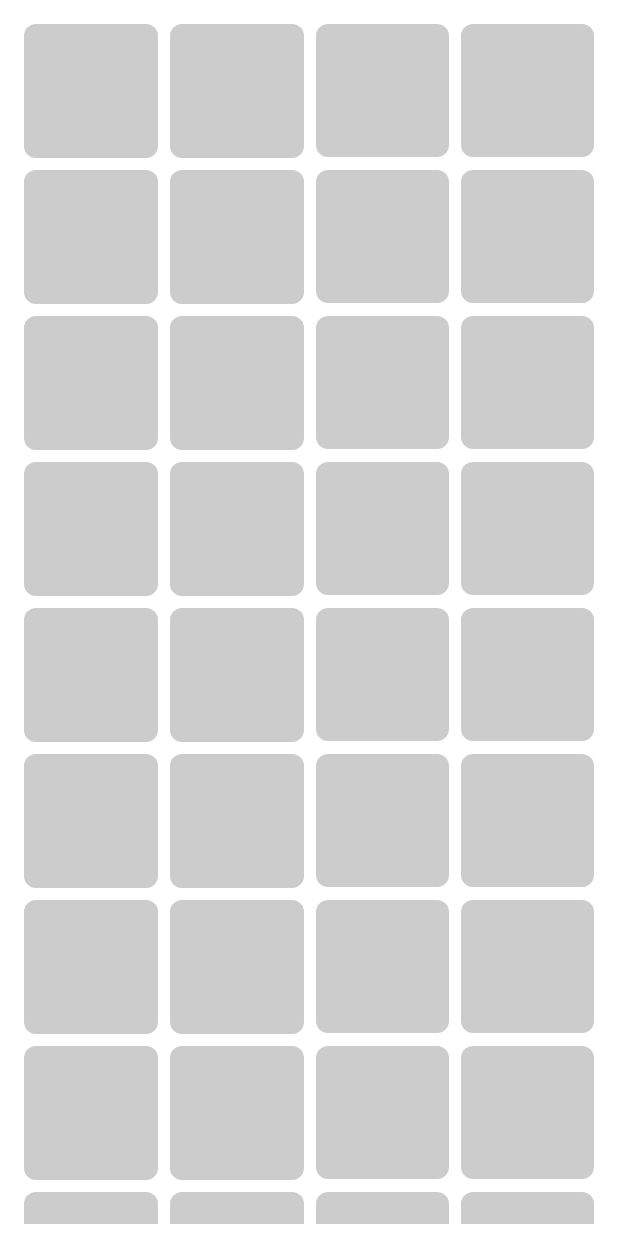
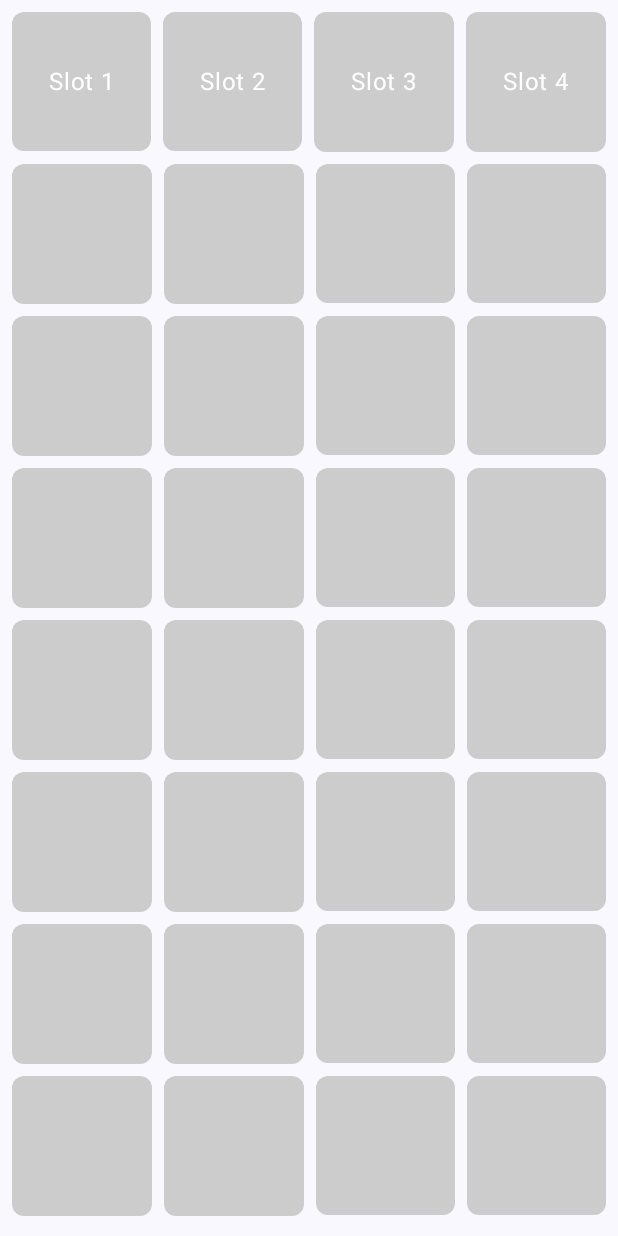
Before and after one commit to V3X3N/Catchio, an Android app built with Jetpack Compose: the composable BackpackScreen shown on its own in the app's theme, on a phone screen of 412 x 824 dp. Run offline under Robolectric (Android 15) with nearby library versions, the light colour scheme and no system bars; our stand-ins replace Firebase (no records; nobody signed in at launch, a user with empty details on screens opened directly).

Commit message:
add battle dragons display in-game

```diff
--- a/app/src/main/java/com/vcoffee/catchio/dragon/DragonRepository.kt
+++ b/app/src/main/java/com/vcoffee/catchio/dragon/DragonRepository.kt
@@ -23,21 +23,27 @@
 
     suspend fun getDragonStable(userId: String): DragonStable? {
         return try {
-            val querySnapshot = stableCollection
+            val query = stableCollection
                 .whereEqualTo("userRef", userCollection.document(userId))
-                .get()
-                .await()
-            if (querySnapshot.documents.isNotEmpty()) {
-                val document = querySnapshot.documents.first()
-                val stable = document.toObject(DragonStable::class.java)
-                stable?.let {
-                    DragonStable(it.userRef, it.dragons)
-                }
-            } else {
-                null
+                .limit(1)
+
+            val snapshot = query.get().await()
+            if (snapshot.isEmpty) {
+                Log.d("DragonRepo", "Brak stajni dla użytkownika $userId")
+                return null
             }
+
+            val document = snapshot.documents[0]
+            DragonStable(
+                userRef = document.getDocumentReference("userRef")!!,
+                dragons = document.get("dragons") as? List<DocumentReference> ?: emptyList(),
+                battleDragons = document.get("battleDragons") as? List<DocumentReference> ?: emptyList()
+            ).also {
+                Log.d("DragonRepo", "Pobrano stajnię: $it")
+            }
+
         } catch (e: Exception) {
-            Log.e("DragonRepository", "Błąd pobierania stajni: ${e.message}")
+            Log.e("DragonRepo", "Błąd pobierania stajni: ${e.message}")
             null
         }
     }
@@ -63,13 +69,14 @@
         }
     }
 
-    suspend fun getDragonsFromStable(dragonRefs: List<DocumentReference>): List<FireStoreDragon> {
+    suspend fun getDragonsFromStable(refs: List<DocumentReference>): List<FireStoreDragon> {
         return try {
-            dragonRefs.mapNotNull { dragonRef ->
-                dragonRef.get().await().toObject(FireStoreDragon::class.java)
+            refs.mapNotNull { ref ->
+                ref.get().await().toObject(FireStoreDragon::class.java)
+                    ?.also { Log.d("DragonRepo", "Pobrano smoka: ${it.name}") }
             }
         } catch (e: Exception) {
-            Log.e("DragonRepository", "Błąd pobierania smoków ze stajni: ${e.message}")
+            Log.e("DragonRepo", "Błąd pobierania smoków: ${e.message}")
             emptyList()
         }
     }
--- a/app/src/main/java/com/vcoffee/catchio/screens/backpack/BackpackScreen.kt
+++ b/app/src/main/java/com/vcoffee/catchio/screens/backpack/BackpackScreen.kt
@@ -4,15 +4,20 @@ import androidx.compose.foundation.background
 import androidx.compose.foundation.clickable
 import androidx.compose.foundation.layout.Arrangement
 import androidx.compose.foundation.layout.Box
+import androidx.compose.foundation.layout.Column
 import androidx.compose.foundation.layout.PaddingValues
+import androidx.compose.foundation.layout.Row
 import androidx.compose.foundation.layout.aspectRatio
 import androidx.compose.foundation.layout.fillMaxSize
+import androidx.compose.foundation.layout.fillMaxWidth
 import androidx.compose.foundation.layout.padding
 import androidx.compose.foundation.lazy.grid.GridCells
 import androidx.compose.foundation.lazy.grid.LazyVerticalGrid
 import androidx.compose.foundation.lazy.grid.items
 import androidx.compose.foundation.shape.RoundedCornerShape
+import androidx.compose.material3.Text
 import androidx.compose.runtime.Composable
+import androidx.compose.runtime.LaunchedEffect
 import androidx.compose.runtime.collectAsState
 import androidx.compose.runtime.getValue
 import androidx.compose.runtime.mutableStateOf
@@ -30,6 +35,7 @@ import com.vcoffee.catchio.screens.town.DisplayImage
 @Composable
 fun BackpackScreen(backpackScreenViewModel: BackpackScreenViewModel = viewModel()) {
     val caughtDragons by backpackScreenViewModel.caughtDragons.collectAsState()
+    val battleDragons by backpackScreenViewModel.battleDragons.collectAsState()
 
     val totalSlots = 40
 
@@ -38,18 +44,60 @@ fun BackpackScreen(backpackScreenViewModel: BackpackScreenViewModel = viewModel(
 
     var selectedDragon by remember { mutableStateOf<Dragon?>(null) }
 
+    LaunchedEffect(caughtDragons, battleDragons) {
+        println("Aktualne smoki w plecaku: ${caughtDragons.size}")
+        println("Aktualne battle smoki: ${battleDragons.size}")
+        println("Nazwy battle smoków: ${battleDragons.map { it.name }}")
+    }
+
     if (selectedDragon != null) {
-        DragonDetailsDialog(dragon = selectedDragon!!, onDismiss = { selectedDragon = null })
+        DragonDetailsDialog(
+            dragon = selectedDragon!!,
+            onDismiss = { selectedDragon = null }
+        )
+    }
+
+    Column(
+        modifier = Modifier
+            .fillMaxSize()
+            .padding(8.dp)
+    ) {
+        Row(
+            modifier = Modifier
+                .fillMaxWidth()
+                .padding(bottom = 8.dp),
+            horizontalArrangement = Arrangement.spacedBy(8.dp)
+        ) {
+            for (i in 0 until 4) {
+                val dragon = if (i < battleDragons.size) battleDragons[i] else null
+                Box(
+                    modifier = Modifier
+                        .weight(1f)
+                        .aspectRatio(1f)
+                        .background(
+                            color = if (dragon != null) Color.Gray else Color.LightGray,
+                            shape = RoundedCornerShape(8.dp)
+                        )
+                        .padding(4.dp)
+                        .clickable {
+                            dragon?.let { selectedDragon = it }
+                        },
+                    contentAlignment = Alignment.Center
+                ) {
+                    if (dragon != null) {
+                        DisplayImage(imageResId = dragon.imageResId)
+                    } else {
+                        Text(text = "Slot ${i + 1}", color = Color.White)
+                    }
+                }
+            }
         }
 
         LazyVerticalGrid(
             columns = GridCells.Fixed(4),
-        modifier = Modifier
-            .fillMaxSize()
-            .padding(8.dp),
+            modifier = Modifier.fillMaxSize(),
             horizontalArrangement = Arrangement.spacedBy(8.dp),
-        verticalArrangement = Arrangement.spacedBy(8.dp),
-        contentPadding = PaddingValues(8.dp)
+            verticalArrangement = Arrangement.spacedBy(8.dp)
         ) {
             items(dragonSlots) { dragon ->
                 Box(
@@ -61,14 +109,11 @@ fun BackpackScreen(backpackScreenViewModel: BackpackScreenViewModel = viewModel(
                         )
                         .padding(4.dp)
                         .clickable {
-                        if (dragon != null) {
-                            selectedDragon = dragon
-                        }
+                            dragon?.let { selectedDragon = it }
                         },
                     contentAlignment = Alignment.Center
                 ) {
-                if (dragon != null) {
-                    DisplayImage(imageResId = dragon.imageResId)
+                    dragon?.let { DisplayImage(imageResId = it.imageResId) }
                 }
             }
         }
--- a/app/src/main/java/com/vcoffee/catchio/screens/backpack/BackpackScreenViewModel.kt
+++ b/app/src/main/java/com/vcoffee/catchio/screens/backpack/BackpackScreenViewModel.kt
@@ -1,6 +1,7 @@
 package com.vcoffee.catchio.screens.backpack
 
 import android.app.Application
+import android.util.Log
 import androidx.lifecycle.AndroidViewModel
 import androidx.lifecycle.viewModelScope
 import com.google.firebase.Firebase
@@ -18,27 +19,55 @@ class BackpackScreenViewModel(application: Application) : AndroidViewModel(appli
     private val firebaseFirestore = FirebaseFirestore.getInstance()
     private val dragonRepository = DragonRepository(firebaseFirestore)
     private val _caughtDragons = MutableStateFlow<List<Dragon>>(emptyList())
+    private val _battleDragons = MutableStateFlow<List<Dragon>>(emptyList())
+
     val caughtDragons: StateFlow<List<Dragon>> = _caughtDragons
+    val battleDragons: StateFlow<List<Dragon>> = _battleDragons
 
     init {
         viewModelScope.launch {
-            val currentUser = Firebase.auth.currentUser
-            if (currentUser != null) {
-                val userId = currentUser.uid
-                loadDragons(userId)
-            } else {
+            Firebase.auth.currentUser?.let { user ->
+                loadDragons(user.uid)
+            } ?: run {
+                Log.e("BackpackVM", "Brak zalogowanego użytkownika")
                 _caughtDragons.value = emptyList()
+                _battleDragons.value = emptyList()
             }
         }
     }
 
     private suspend fun loadDragons(userId: String) {
-        val stable = dragonRepository.getDragonStable(userId)
-        if (stable != null && stable.dragons.isNotEmpty()) {
-            val firestoreDragons = dragonRepository.getDragonsFromStable(stable.dragons)
-            _caughtDragons.value = firestoreDragons.map { it.toDragon() }
-        } else {
-            _caughtDragons.value = emptyList()
+        try {
+            val stable = dragonRepository.getDragonStable(userId)
+            if (stable == null) {
+                Log.e("BackpackVM", "Brak stajni dla użytkownika")
+                return
+            }
+
+            Log.d("BackpackVM", """
+                |Dane ze stajni:
+                |Zwykłe smoki: ${stable.dragons.size}
+                |Battle smoki: ${stable.battleDragons.size}
+            """.trimMargin())
+
+            _caughtDragons.value = if (stable.dragons.isNotEmpty()) {
+                val dragons = dragonRepository.getDragonsFromStable(stable.dragons)
+                Log.d("BackpackVM", "Załadowano ${dragons.size} zwykłych smoków: ${dragons.map { it.name }}")
+                dragons.map { it.toDragon() }
+            } else {
+                emptyList()
+            }
+
+            _battleDragons.value = if (stable.battleDragons.isNotEmpty()) {
+                val battleDragons = dragonRepository.getDragonsFromStable(stable.battleDragons)
+                Log.d("BackpackVM", "Załadowano ${battleDragons.size} battle smoków: ${battleDragons.map { it.name }}")
+                battleDragons.map { it.toDragon() }
+            } else {
+                emptyList()
+            }
+
+        } catch (e: Exception) {
+            Log.e("BackpackVM", "Błąd ładowania smoków: ${e.message}")
         }
     }
 
```
Lines whose indentation alone changed are shown as unchanged.
